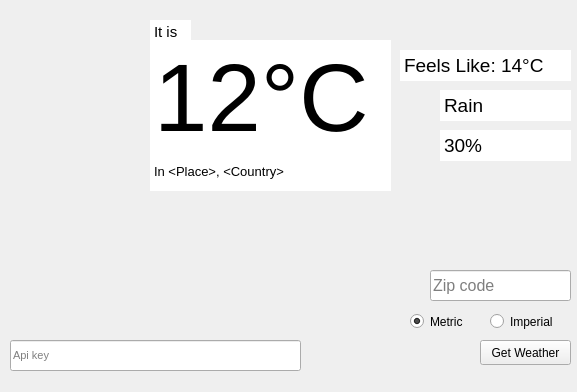
First picture: the form in uis/weather_gui.ui, repository emmafornash/Weather-Report, before the edit.
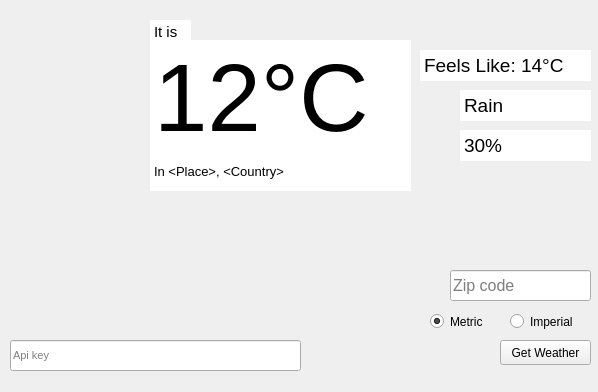
Second picture: the form after the edit. Icons and pictures are not drawn.

Commit message: altered the size of the GUI to properly accept larger temperature values

Patch:
```diff
--- a/uis/weather_gui.ui
+++ b/uis/weather_gui.ui
@@ -6,7 +6,7 @@
    <rect>
     <x>0</x>
     <y>0</y>
-    <width>577</width>
+    <width>598</width>
     <height>392</height>
    </rect>
   </property>
@@ -19,7 +19,7 @@
      <rect>
       <x>150</x>
       <y>40</y>
-      <width>241</width>
+      <width>261</width>
       <height>121</height>
      </rect>
     </property>
@@ -60,7 +60,7 @@
    <widget class="QPushButton" name="get_weather">
     <property name="geometry">
      <rect>
-      <x>480</x>
+      <x>500</x>
       <y>340</y>
       <width>91</width>
       <height>25</height>
@@ -73,7 +73,7 @@
    <widget class="QTextEdit" name="current_weather">
     <property name="geometry">
      <rect>
-      <x>440</x>
+      <x>460</x>
       <y>90</y>
       <width>131</width>
       <height>31</height>
@@ -93,6 +93,12 @@
     <property name="horizontalScrollBarPolicy">
      <enum>Qt::ScrollBarAsNeeded</enum>
     </property>
+    <property name="sizeAdjustPolicy">
+     <enum>QAbstractScrollArea::AdjustIgnored</enum>
+    </property>
+    <property name="lineWrapMode">
+     <enum>QTextEdit::WidgetWidth</enum>
+    </property>
     <property name="readOnly">
      <bool>true</bool>
     </property>
@@ -107,7 +113,7 @@
    <widget class="QTextEdit" name="current_humidity">
     <property name="geometry">
      <rect>
-      <x>440</x>
+      <x>460</x>
       <y>130</y>
       <width>131</width>
       <height>31</height>
@@ -172,7 +178,7 @@
      <rect>
       <x>150</x>
       <y>160</y>
-      <width>241</width>
+      <width>261</width>
       <height>31</height>
      </rect>
     </property>
@@ -196,7 +202,7 @@
    <widget class="QRadioButton" name="imperial_radio">
     <property name="geometry">
      <rect>
-      <x>490</x>
+      <x>510</x>
       <y>310</y>
       <width>81</width>
       <height>23</height>
@@ -209,7 +215,7 @@
    <widget class="QRadioButton" name="metric_radio">
     <property name="geometry">
      <rect>
-      <x>410</x>
+      <x>430</x>
       <y>310</y>
       <width>71</width>
       <height>23</height>
@@ -243,7 +249,7 @@
    <widget class="QLineEdit" name="zipcode_edit">
     <property name="geometry">
      <rect>
-      <x>430</x>
+      <x>450</x>
       <y>270</y>
       <width>141</width>
       <height>31</height>
@@ -264,7 +270,7 @@
    <widget class="QTextEdit" name="current_feels_like">
     <property name="geometry">
      <rect>
-      <x>400</x>
+      <x>420</x>
       <y>50</y>
       <width>171</width>
       <height>31</height>
@@ -326,7 +332,7 @@
    <widget class="QLabel" name="humidity_icon_label">
     <property name="geometry">
      <rect>
-      <x>400</x>
+      <x>420</x>
       <y>130</y>
       <width>31</width>
       <height>31</height>
@@ -345,7 +351,7 @@
    <widget class="QLabel" name="weather_desc_icon_label">
     <property name="geometry">
      <rect>
-      <x>400</x>
+      <x>420</x>
       <y>90</y>
       <width>31</width>
       <height>31</height>
```
Left out of the diff: 5 changed lines with no effect on the pictures.
